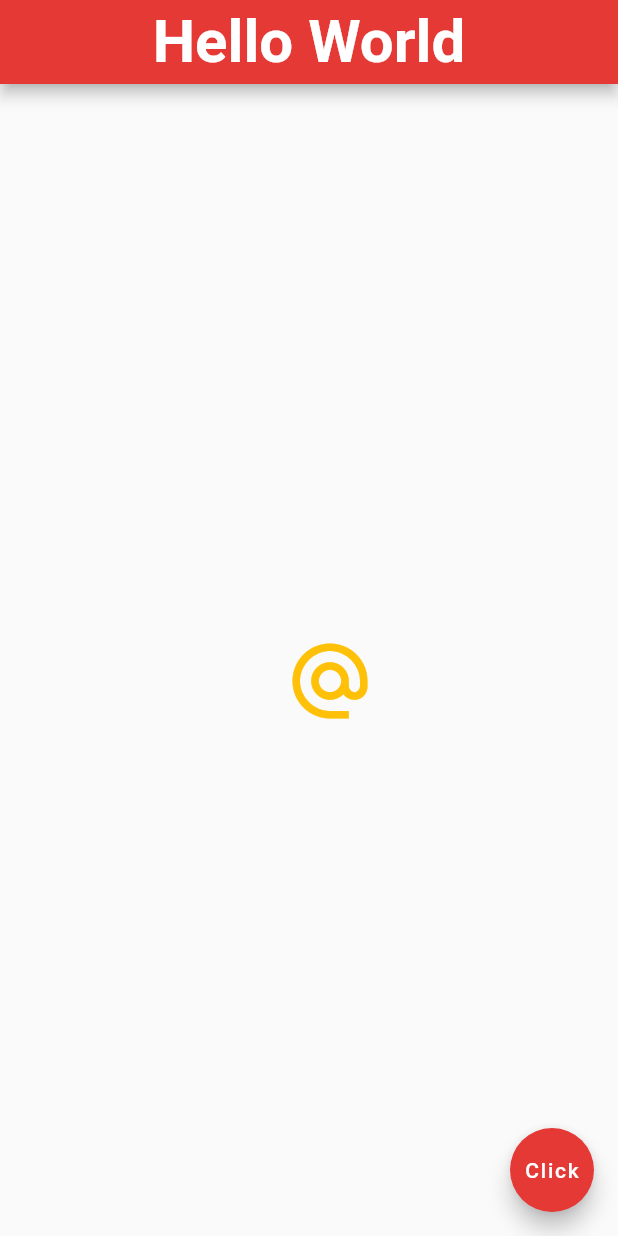
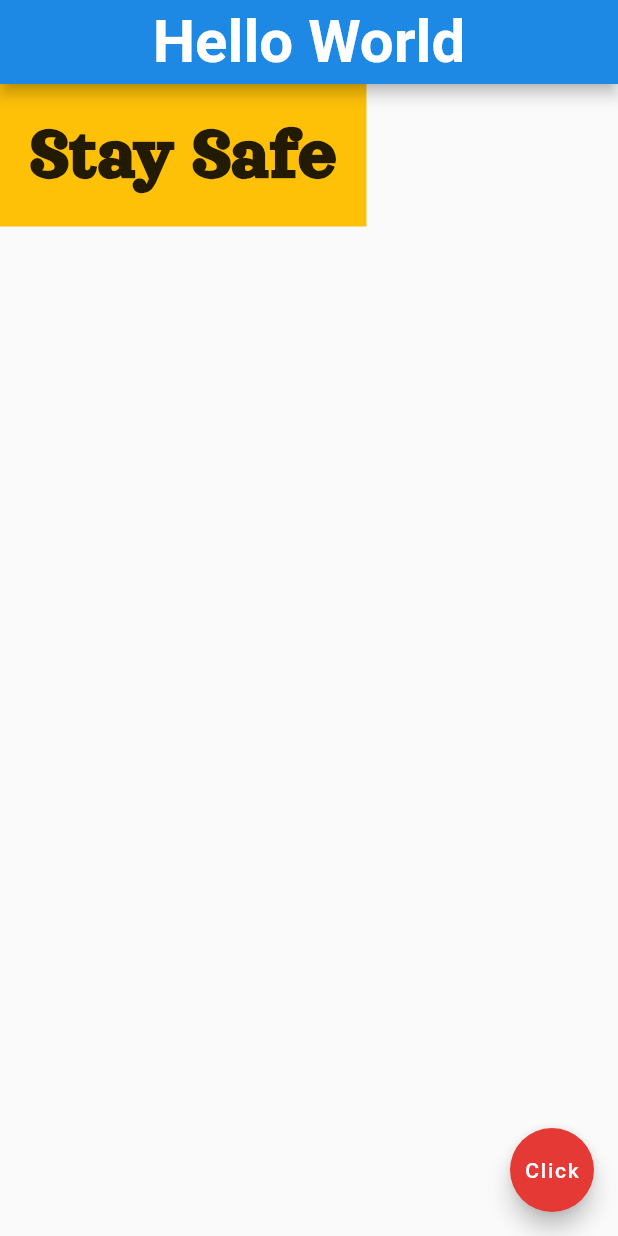
Before and after one commit to chittrakumari/my_first_flutter_project, a Flutter app: the screen it shows after launch, on a phone screen of 412 x 824 dp. Run offline on Flutter 3.47's test engine with Material 2 defaults, Android fonts, the phone set to English and light mode, and no system bars.

Commit message:
Containers and Padding

```diff
--- a/lib/main.dart
+++ b/lib/main.dart
@@ -1,5 +1,4 @@
 
-import 'package:flutter/cupertino.dart';
 import 'package:flutter/material.dart';
 
 void main() => runApp(MaterialApp(
@@ -24,22 +23,22 @@ class Home extends StatelessWidget {
           ),
           centerTitle : true,
 
-          backgroundColor: Colors.red[600],
+          backgroundColor: Colors.blue[600],
         ),
 
 
-        body: Center(
-          child: IconButton(
-    onPressed: (){
-      print('u clicked me');
-    },
-    icon: Icon(Icons.alternate_email,
-    size: 60.0),
-    color: Colors.amber,
-
-    ),
+        body:Container(
+          //Padding is the inside in the container
+          padding: EdgeInsets.all(20.0),
+          color: Colors.amber,
+          child: Text('Stay Safe',
+          style: TextStyle(
+              fontSize: 50.0,
+            fontWeight: FontWeight.bold,
+            fontFamily: 'OrelegaOne',
+          )
+          ),
         ),
-
 
 
         floatingActionButton: FloatingActionButton(
```
